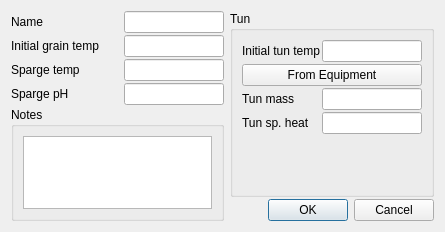
This is ui/mashEditor.ui in Brewtarget/brewtarget as Qt 5 draws it before an edit. The edited form follows.
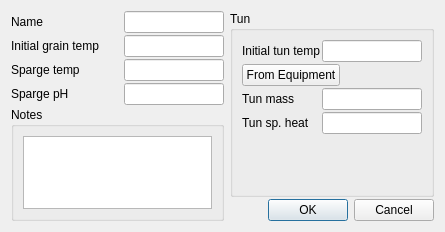
This is the edited form.

```diff
--- a/ui/mashEditor.ui
+++ b/ui/mashEditor.ui
@@ -254,6 +254,12 @@
         </item>
         <item>
          <widget class="QPushButton" name="pushButton_fromEquipment">
+          <property name="sizePolicy">
+           <sizepolicy hsizetype="Maximum" vsizetype="Fixed">
+            <horstretch>0</horstretch>
+            <verstretch>0</verstretch>
+           </sizepolicy>
+          </property>
           <property name="toolTip">
            <string>Get following parameters from the recipe's equipment.</string>
           </property>
```
